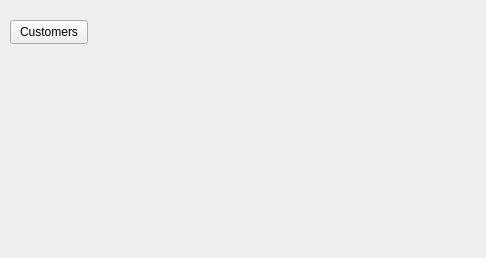
The window that qt/apps/tutorial/forms/init.ui (Wolframe/qtClient) describes before a commit, drawn with Qt 5.
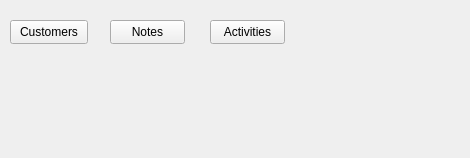
The same window after the commit.

Diff of the .ui file:
```diff
--- a/qt/apps/tutorial/forms/init.ui
+++ b/qt/apps/tutorial/forms/init.ui
@@ -6,8 +6,8 @@
    <rect>
     <x>0</x>
     <y>0</y>
-    <width>486</width>
-    <height>258</height>
+    <width>470</width>
+    <height>158</height>
    </rect>
   </property>
   <property name="windowTitle">
@@ -29,6 +29,38 @@
     <string>customers</string>
    </property>
   </widget>
+  <widget class="QPushButton" name="pushButton_2">
+   <property name="geometry">
+    <rect>
+     <x>110</x>
+     <y>20</y>
+     <width>75</width>
+     <height>24</height>
+    </rect>
+   </property>
+   <property name="text">
+    <string>Notes</string>
+   </property>
+   <property name="form" stdset="0">
+    <string>notes</string>
+   </property>
+  </widget>
+  <widget class="QPushButton" name="activities">
+   <property name="geometry">
+    <rect>
+     <x>210</x>
+     <y>20</y>
+     <width>75</width>
+     <height>24</height>
+    </rect>
+   </property>
+   <property name="text">
+    <string>Activities</string>
+   </property>
+   <property name="form" stdset="0">
+    <string>activities</string>
+   </property>
+  </widget>
  </widget>
  <resources/>
  <connections/>
```
